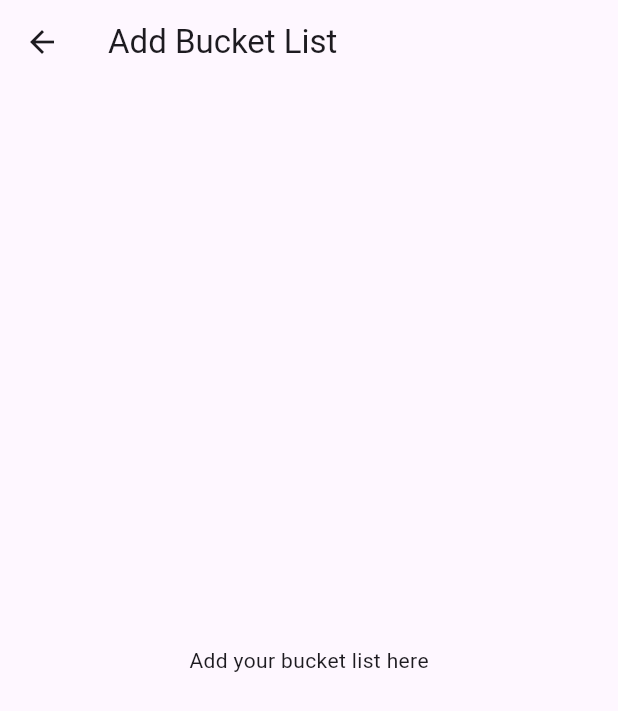
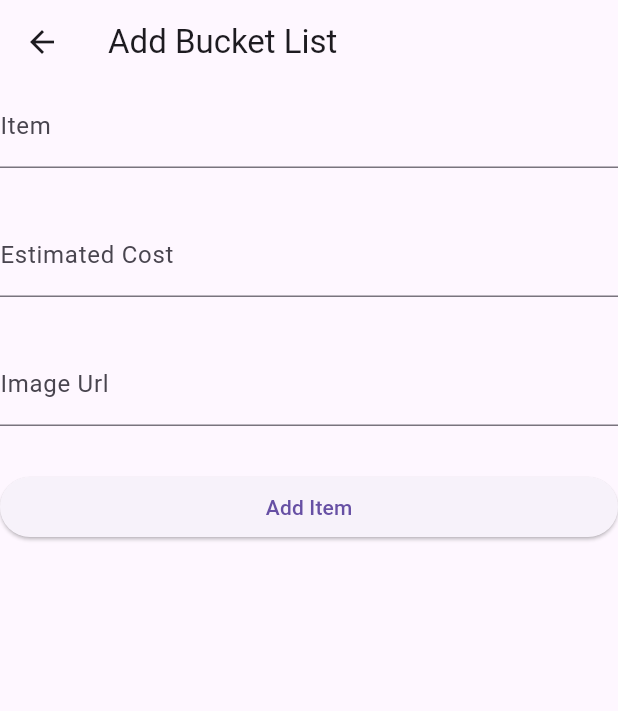
Before and after one commit to Yasitha-Bhanuka/Bucket-List-Flutter-App-With-Firebase, a Flutter app: the screen it shows after launch, after a tap on the "add" icon, on a phone screen of 412 x 824 dp. Shown: the top 711 px of the screen. Run offline on Flutter 3.47's test engine with Material 3 defaults, Android fonts, the light colour scheme and no system bars; our stand-ins replace dio; network calls fail.

Commit message:
Enable the add button for adding new bucket list

```diff
--- a/lib/add_bucket_list.dart
+++ b/lib/add_bucket_list.dart
@@ -1,22 +1,77 @@
+import 'package:dio/dio.dart';
 import 'package:flutter/material.dart';
 
 class AddBucketListScreen extends StatefulWidget {
-  const AddBucketListScreen({super.key});
+  int newIndex;
+  AddBucketListScreen({super.key, required this.newIndex});
 
   @override
   State<AddBucketListScreen> createState() => _AddBucketListScreenState();
 }
 
 class _AddBucketListScreenState extends State<AddBucketListScreen> {
+  TextEditingController itemText = TextEditingController();
+  TextEditingController costText = TextEditingController();
+  TextEditingController imageUrlText = TextEditingController();
+
+  Future<void> addData() async {
+    // Delete the item from the API
+    try {
+      Map<String, dynamic> data = {
+        "completed": false,
+        "item": itemText.text,
+        "cost": costText.text,
+        "image": imageUrlText.text
+      };
+
+      // Get the data from the API
+      // ignore: unused_local_variable
+      Response response = await Dio().patch(
+          "https://flutterapitesing-default-rtdb.firebaseio.com/bucketlist/${widget.newIndex}.json",
+          data: data);
+      Navigator.pop(context, "refresh");
+    } catch (e) {
+      print(e);
+    }
+  }
+
   @override
   Widget build(BuildContext context) {
     return Scaffold(
-      appBar: AppBar(
-        title: const Text("Add Bucket List"),
-      ),
-      body: const Center(
-        child: Text("Add your bucket list here"),
-      ),
-    );
+        appBar: AppBar(
+          title: const Text("Add Bucket List"),
+        ),
+        body: Column(
+          children: [
+            TextField(
+              controller: itemText,
+              decoration: InputDecoration(label: Text("Item")),
+            ),
+            SizedBox(
+              height: 30,
+            ),
+            TextField(
+              controller: costText,
+              decoration: InputDecoration(label: Text("Estimated Cost")),
+            ),
+            SizedBox(
+              height: 30,
+            ),
+            TextField(
+              controller: imageUrlText,
+              decoration: InputDecoration(label: Text("Image Url")),
+            ),
+            SizedBox(
+              height: 30,
+            ),
+            Row(
+              children: [
+                Expanded(
+                    child: ElevatedButton(
+                        onPressed: addData, child: Text("Add Item"))),
+              ],
+            )
+          ],
+        ));
   }
 }
--- a/lib/main_screen.dart
+++ b/lib/main_screen.dart
@@ -49,19 +49,19 @@ class _MainScreenState extends State<MainScreen> {
 
   Widget ListDataWidget() {
     List<dynamic> filteredList = bucketListData
-        .where((element) => !(element?["completed"]) ?? false)
+        .where((element) => !(element?["completed"] ?? false))
         .toList();
 
-    return filteredList.length < 1
-        ? Center(child: Text("No Data On Bucket List"))
+    return filteredList.isEmpty
+        ? const Center(child: Text("No Data On Bucket List"))
         : ListView.builder(
             itemCount: bucketListData.length,
             itemBuilder: (BuildContext context, int index) {
-              return Padding(
-                padding: const EdgeInsets.all(8.0),
-                child: (bucketListData[index] is Map &&
-                        (!(bucketListData[index]?["completed"]) ?? false))
-                    ? ListTile(
+              return (bucketListData[index] is Map &&
+                      (!(bucketListData[index]?["completed"]) ?? false))
+                  ? Padding(
+                      padding: const EdgeInsets.all(8.0),
+                      child: ListTile(
                         onTap: () {
                           Navigator.push(context,
                               MaterialPageRoute(builder: (context) {
@@ -84,9 +84,9 @@ class _MainScreenState extends State<MainScreen> {
                         title: Text(bucketListData[index]?["item"] ?? ""),
                         trailing: Text(
                             bucketListData[index]?["cost"].toString() ?? ""),
-                      )
-                    : SizedBox(),
-              );
+                      ),
+                    )
+                  : const SizedBox();
             });
   }
 
@@ -95,9 +95,9 @@ class _MainScreenState extends State<MainScreen> {
       child: Column(
         mainAxisAlignment: MainAxisAlignment.center,
         children: [
-          Icon(Icons.warning),
+          const Icon(Icons.warning),
           Text(errorText),
-          ElevatedButton(onPressed: () {}, child: Text("Try Again"))
+          ElevatedButton(onPressed: () {}, child: const Text("Try Again"))
         ],
       ),
     );
@@ -109,8 +109,12 @@ class _MainScreenState extends State<MainScreen> {
         floatingActionButton: FloatingActionButton(
           onPressed: () {
             Navigator.push(context, MaterialPageRoute(builder: (context) {
-              return AddBucketListScreen();
-            }));
+              return AddBucketListScreen(newIndex: bucketListData.length);
+            })).then((value) {
+              if (value == "refresh") {
+                getData();
+              }
+            });
           },
           shape: const CircleBorder(),
           child: const Icon(Icons.add),
```
